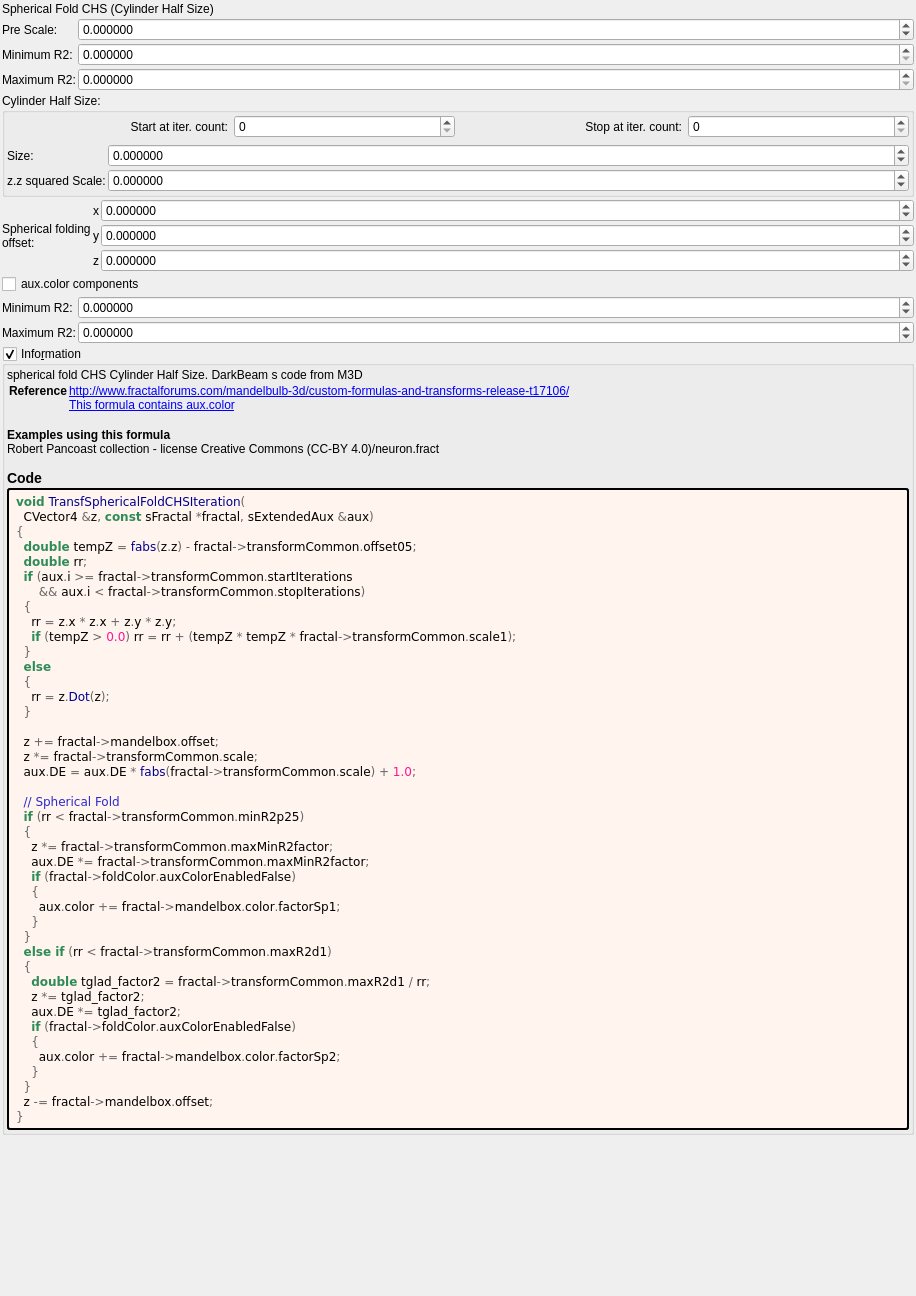
This is mandelbulber2/formula/ui/transf_spherical_fold_chs.ui in buddhi1980/mandelbulber2 as Qt 5 draws it before an edit. The edited form follows.
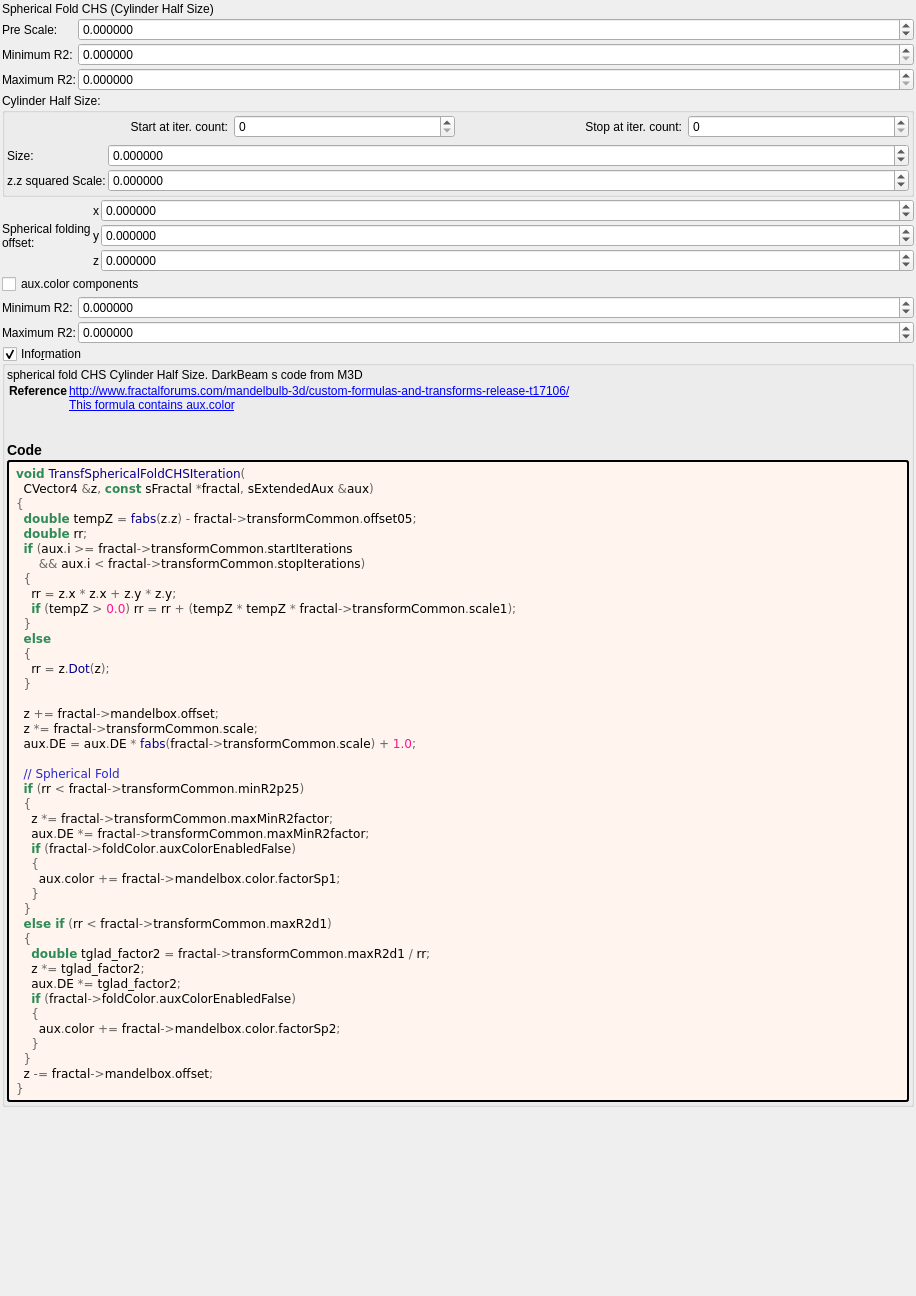
This is the edited form. Custom widgets are drawn as their Qt base class.

What changed in the file:
```diff
--- a/mandelbulber2/formula/ui/transf_spherical_fold_chs.ui
+++ b/mandelbulber2/formula/ui/transf_spherical_fold_chs.ui
@@ -568,7 +568,7 @@
 &lt;a href=&quot;This formula contains aux.color&quot;&gt;This formula contains aux.color&lt;br&gt;
 &lt;/td&gt;&lt;/tr&gt;
 &lt;/table&gt;
-&lt;br&gt;&lt;b&gt;Examples using this formula&lt;/b&gt;&lt;br&gt;Robert Pancoast collection - license Creative Commons (CC-BY 4.0)/neuron.fract&lt;h3&gt;Code&lt;/h3&gt;</string>
+&lt;h3&gt;Code&lt;/h3&gt;</string>
         </property>
         <property name="wordWrap">
          <bool>true</bool>
```
